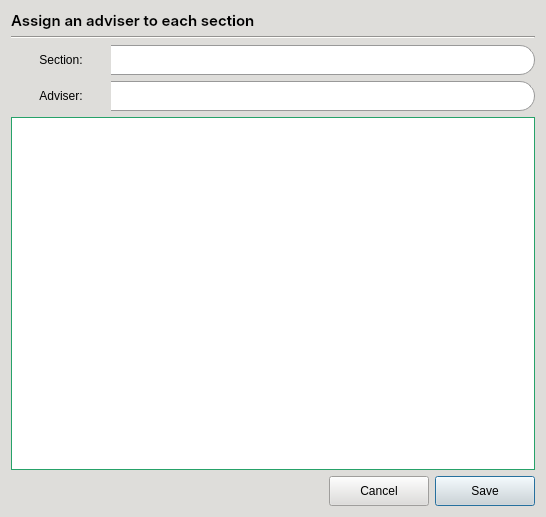
CPG19040/CPG19040, file CAI_PyQt/CAI_Admin/UI/FormSectionAdviserEditor.ui: the form before one commit.
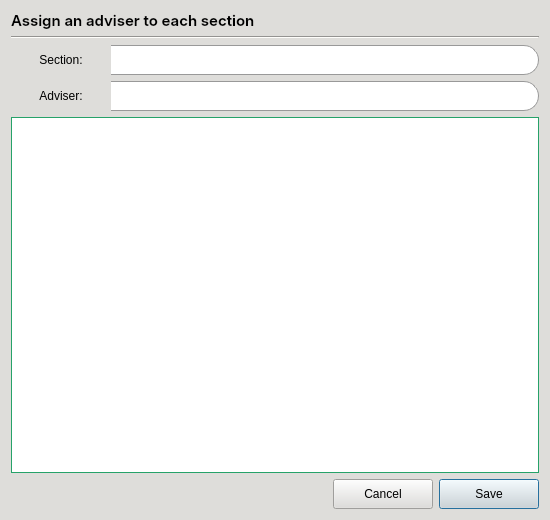
The form after the commit. Icons and pictures are not drawn.

The edit to the form file:
```diff
--- a/CAI_PyQt/CAI_Admin/UI/FormSectionAdviserEditor.ui
+++ b/CAI_PyQt/CAI_Admin/UI/FormSectionAdviserEditor.ui
@@ -6,10 +6,22 @@
    <rect>
     <x>0</x>
     <y>0</y>
-    <width>546</width>
-    <height>517</height>
+    <width>550</width>
+    <height>520</height>
    </rect>
   </property>
+  <property name="minimumSize">
+   <size>
+    <width>550</width>
+    <height>520</height>
+   </size>
+  </property>
+  <property name="maximumSize">
+   <size>
+    <width>900</width>
+    <height>600</height>
+   </size>
+  </property>
   <property name="windowTitle">
    <string>Dialog</string>
   </property>
@@ -329,6 +341,9 @@
    </item>
    <item>
     <widget class="QTableView" name="table_section">
+     <property name="enabled">
+      <bool>false</bool>
+     </property>
      <property name="styleSheet">
       <string notr="true">QTableView {
     border: 1px solid rgb(38, 162, 105);
```
Left out of the diff: 5 changed lines with no effect on the pictures.
